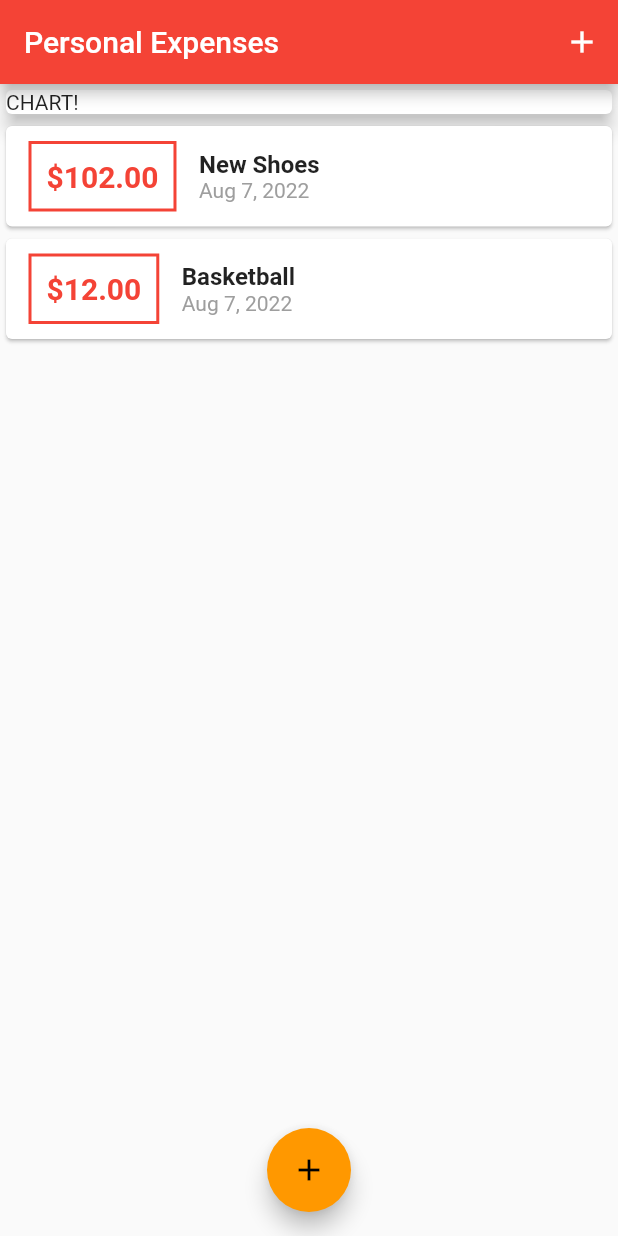
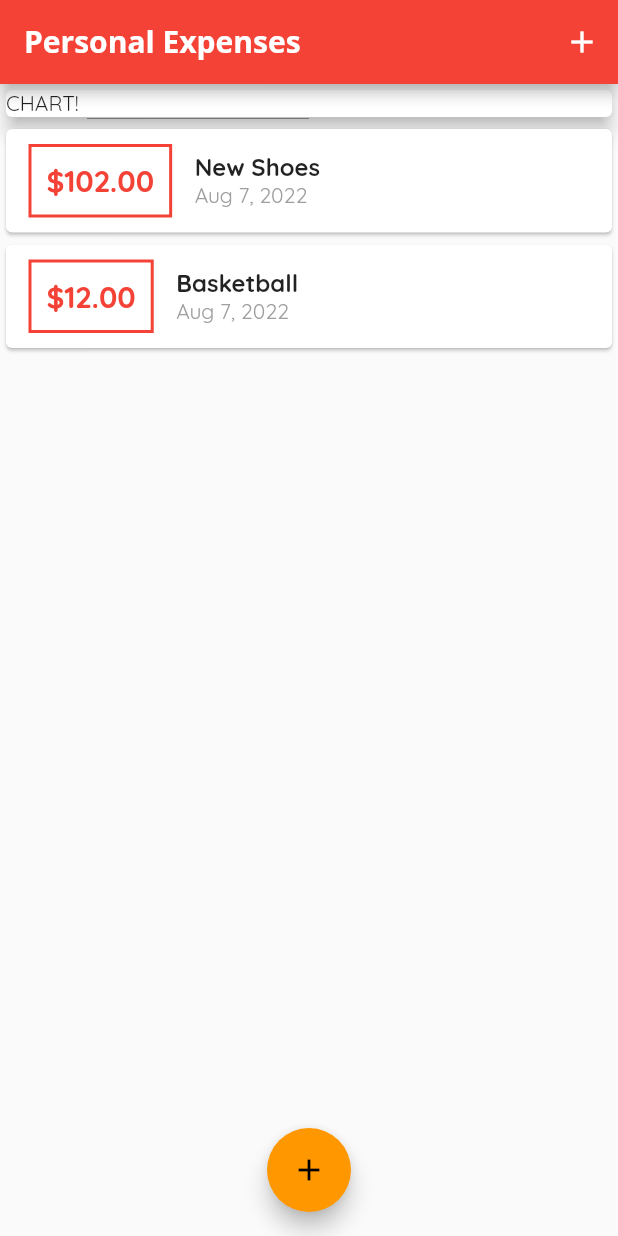
Before and after one commit to KjetilIN/flutter_expenses_tracker, a Flutter app: the screen it shows after launch, on a phone screen of 412 x 824 dp. Run offline on Flutter 3.47's test engine with Material 2 defaults, Android fonts, the phone set to English and light mode, and no system bars.

Commit message:
Add text style

```diff
--- a/lib/main.dart
+++ b/lib/main.dart
@@ -11,9 +11,17 @@
     return MaterialApp(
       title: 'Personal Expenses',
       theme: ThemeData(
-        primarySwatch: Colors.red,
-        accentColor: Colors.orange,
-      ),
+          primarySwatch: Colors.red,
+          accentColor: Colors.orange,
+          fontFamily: "Quicksand",
+          appBarTheme: AppBarTheme(
+            textTheme: ThemeData.light().textTheme.copyWith(
+                    headline6: TextStyle(
+                      fontFamily: "OpenSans",
+                      fontSize: 20,
+                      fontWeight: FontWeight.bold,
+                )),
+          )),
       home: MyHomePage(),
     );
   }
```
Also changed, not shown: pubspec.yaml (+11 -12 lines), assets/fonts/OpenSans-Bold.ttf (added), assets/fonts/OpenSans-Regular.ttf (added), assets/fonts/Quicksand-Bold.ttf (added), assets/fonts/Quicksand-Light.ttf (added), assets/fonts/Quicksand-Medium.ttf (added), assets/fonts/Quicksand-Regular.ttf (added).
